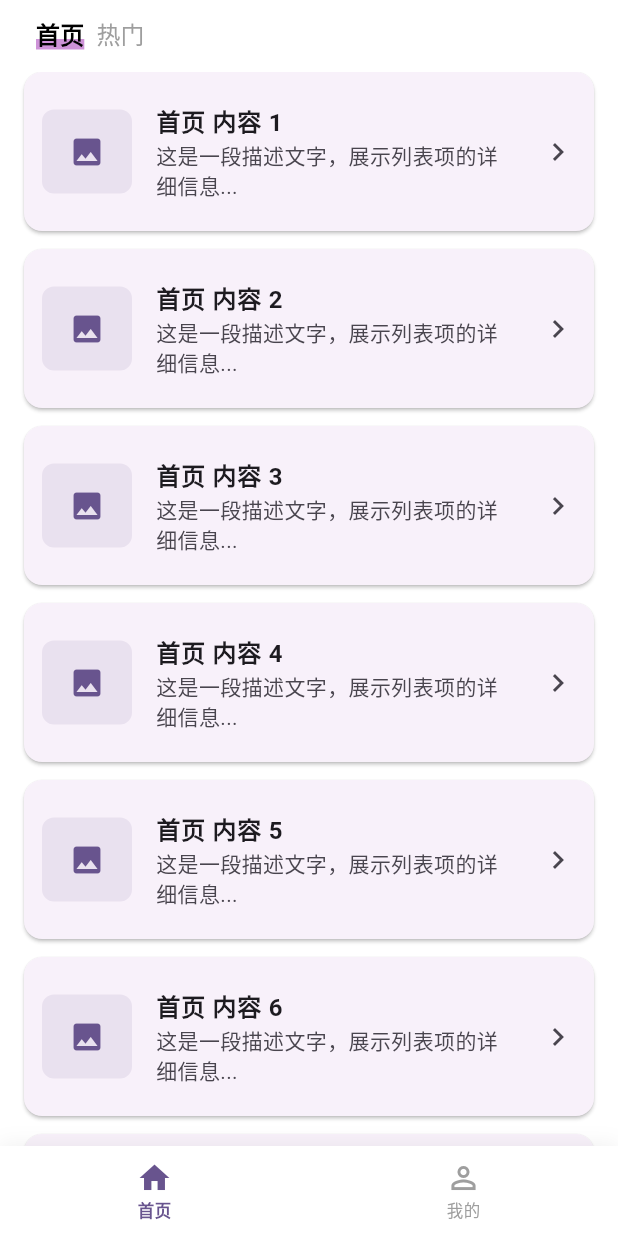
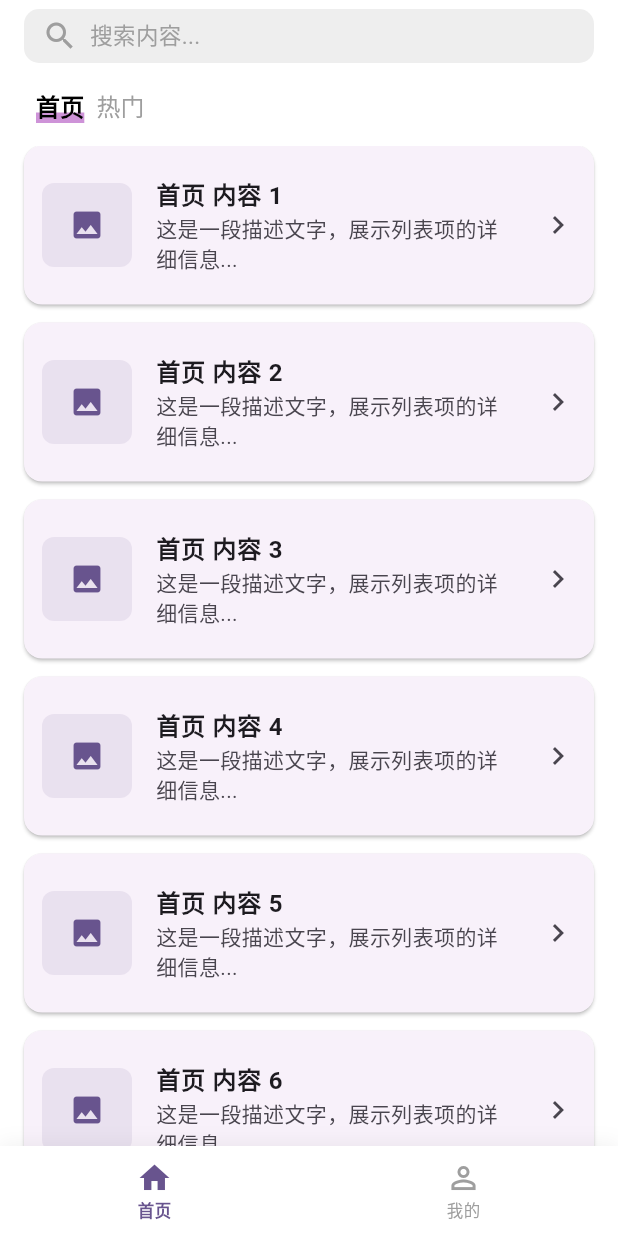
Before and after one commit to FixLater/lexi_grow, a Flutter app: the screen it shows after launch, on a phone screen of 412 x 824 dp. Run offline on Flutter 3.47's test engine with Material 3 defaults, Android fonts, the phone set to English and light mode, and no system bars; our stand-ins replace dio, fluttertoast, shared_preferences.

Commit message:
first commit

```diff
--- a/lib/pages/home/home_page.dart
+++ b/lib/pages/home/home_page.dart
@@ -9,29 +9,29 @@ class HomePage extends StatefulWidget {
 
 class _HomePageState extends State<HomePage> with SingleTickerProviderStateMixin {
   late TabController _tabController;
+  final ValueNotifier<bool> _showSearchBar = ValueNotifier(true);
+  double _lastOffset = 0.0;
+  DateTime _lastScrollTime = DateTime.now();
 
-  // 顶部导航配置 - 可以在这里添加或删除
-  final List<String> _tabs = [
-    '首页',
-    '热门',
-    // 可以继续添加更多
-    // '体育',
-    // '游戏',
-  ];
+  final List<String> _tabs = ['首页', '热门'];
 
   @override
   void initState() {
     super.initState();
-    _tabController = TabController(
-      length: _tabs.length,
-      vsync: this,
-    );
+    _tabController = TabController(length: _tabs.length, vsync: this);
   }
 
-  @override
-  void dispose() {
-    _tabController.dispose();
-    super.dispose();
+  void _onScroll(double offset) {
+    final now = DateTime.now();
+    if (now.difference(_lastScrollTime).inMilliseconds < 100) return; // 节流100ms
+    _lastScrollTime = now;
+
+    if (offset - _lastOffset > 5 && _showSearchBar.value) {
+      _showSearchBar.value = false;
+    } else if (_lastOffset - offset > 5 && !_showSearchBar.value) {
+      _showSearchBar.value = true;
+    }
+    _lastOffset = offset;
   }
 
   @override
@@ -39,67 +39,110 @@ class _HomePageState extends State<HomePage> with SingleTickerProviderStateMixin
     return Scaffold(
       backgroundColor: Colors.white,
       body: SafeArea(
-        child: Column(
-          children: [
-            // 顶部导航栏
-            _buildTopTabBar(),
-            // 内容区域
-            Expanded(
+        child: NestedScrollView(
+          headerSliverBuilder: (context, _) {
+            return [
+              SliverToBoxAdapter(child: _buildAnimatedSearchBar()),
+              SliverPersistentHeader(
+                pinned: true,
+                delegate: _SliverTabBarDelegate(
+                  tabBar: _buildTopTabBar(),
+                ),
+              ),
+            ];
+          },
+          body: NotificationListener<ScrollNotification>(
+            onNotification: (notification) {
+              if (notification is ScrollUpdateNotification &&
+                  notification.metrics.axis == Axis.vertical) {
+                _onScroll(notification.metrics.pixels);
+              }
+              return false;
+            },
             child: TabBarView(
               controller: _tabController,
               children: _tabs.map((tab) => _buildTabContent(tab)).toList(),
             ),
           ),
+        ),
+      ),
+    );
+  }
+
+  /// ✅ 搜索栏动画（使用 AnimatedSwitcher）
+  Widget _buildAnimatedSearchBar() {
+    return ValueListenableBuilder<bool>(
+      valueListenable: _showSearchBar,
+      builder: (context, show, _) {
+        return AnimatedSwitcher(
+          duration: const Duration(milliseconds: 250),
+          switchInCurve: Curves.easeOut,
+          switchOutCurve: Curves.easeIn,
+          transitionBuilder: (child, animation) =>
+              SizeTransition(sizeFactor: animation, child: child),
+          child: show
+              ? _buildSearchBar()
+              : const SizedBox.shrink(key: ValueKey('hidden')),
+        );
+      },
+    );
+  }
+
+  /// ✅ 顶部搜索框
+  Widget _buildSearchBar() {
+    return Container(
+      key: const ValueKey('searchBar'),
+      height: 48,
+      padding: const EdgeInsets.symmetric(horizontal: 16, vertical: 6),
+      child: Container(
+        decoration: BoxDecoration(
+          color: Colors.grey.shade200,
+          borderRadius: BorderRadius.circular(10),
+        ),
+        padding: const EdgeInsets.symmetric(horizontal: 12),
+        child: const Row(
+          children: [
+            Icon(Icons.search, color: Colors.grey),
+            SizedBox(width: 8),
+            Text('搜索内容...', style: TextStyle(color: Colors.grey, fontSize: 15)),
           ],
         ),
       ),
     );
   }
 
-  /// 构建顶部 TabBar
-  Widget _buildTopTabBar() {
-    return Container(
-      height: 48,
-      decoration: BoxDecoration(
-        color: Colors.white,
-      ),
-      child: TabBar(
+  /// ✅ 顶部 TabBar
+  TabBar _buildTopTabBar() {
+    return TabBar(
       controller: _tabController,
       isScrollable: true,
       tabAlignment: TabAlignment.start,
       labelColor: Colors.black,
       unselectedLabelColor: Colors.grey,
       dividerColor: Colors.transparent,
-        labelStyle: const TextStyle(
-          fontSize: 16,
-          fontWeight: FontWeight.bold,
-        ),
-        unselectedLabelStyle: const TextStyle(
-          fontSize: 16,
-          fontWeight: FontWeight.normal,
-        ),
-        indicatorColor: Theme.of(context).primaryColor,
+      labelStyle: const TextStyle(fontSize: 16, fontWeight: FontWeight.bold),
+      unselectedLabelStyle: const TextStyle(fontSize: 16, fontWeight: FontWeight.normal),
+      indicatorColor: Colors.purple,
       indicatorWeight: 3,
       indicatorSize: TabBarIndicatorSize.label,
       indicator: UnderlineTabIndicator(
         borderSide: BorderSide(
-            color: Colors.purple.shade200, // 直接使用淡紫色
+          color: Colors.purple.shade200,
           width: 7,
         ),
-          insets: const EdgeInsets.only(bottom: 15), // 调整这个值
+        insets: const EdgeInsets.only(bottom: 15),
       ),
       padding: const EdgeInsets.symmetric(horizontal: 20),
       labelPadding: const EdgeInsets.symmetric(horizontal: 4),
       tabs: _tabs.map((tab) => Tab(text: tab)).toList(),
-      ),
     );
   }
 
-  /// 构建 Tab 内容
+  /// ✅ Tab 内容
   Widget _buildTabContent(String tabName) {
     return ListView.builder(
-      padding: const EdgeInsets.fromLTRB(16, 0, 16, 16), // 上边距改为8
-      itemCount: 20,
+      padding: const EdgeInsets.fromLTRB(16, 0, 16, 16),
+      itemCount: 30,
       itemBuilder: (context, index) {
         return Card(
           margin: const EdgeInsets.only(bottom: 12),
@@ -112,17 +155,11 @@ class _HomePageState extends State<HomePage> with SingleTickerProviderStateMixin
                 color: Theme.of(context).primaryColor.withOpacity(0.1),
                 borderRadius: BorderRadius.circular(8),
               ),
-              child: Icon(
-                Icons.image,
-                color: Theme.of(context).primaryColor,
-              ),
+              child: Icon(Icons.image, color: Theme.of(context).primaryColor),
             ),
             title: Text(
               '$tabName 内容 ${index + 1}',
-              style: const TextStyle(
-                fontWeight: FontWeight.bold,
-                fontSize: 16,
-              ),
+              style: const TextStyle(fontWeight: FontWeight.bold, fontSize: 16),
             ),
             subtitle: const Text(
               '这是一段描述文字，展示列表项的详细信息...',
@@ -130,14 +167,31 @@ class _HomePageState extends State<HomePage> with SingleTickerProviderStateMixin
               overflow: TextOverflow.ellipsis,
             ),
             trailing: const Icon(Icons.chevron_right),
-            onTap: () {
-              ScaffoldMessenger.of(context).showSnackBar(
-                SnackBar(content: Text('点击了 $tabName 内容 ${index + 1}')),
-              );
-            },
           ),
         );
       },
     );
   }
 }
+
+/// ✅ 自定义 SliverPersistentHeaderDelegate，使 TabBar 可吸顶
+class _SliverTabBarDelegate extends SliverPersistentHeaderDelegate {
+  final TabBar tabBar;
+
+  _SliverTabBarDelegate({required this.tabBar});
+
+  @override
+  double get minExtent => tabBar.preferredSize.height;
+
+  @override
+  double get maxExtent => tabBar.preferredSize.height;
+
+  @override
+  Widget build(BuildContext context, double shrinkOffset, bool overlapsContent) {
+    return Container(color: Colors.white, child: tabBar);
+  }
+
+  @override
+  bool shouldRebuild(covariant _SliverTabBarDelegate oldDelegate) =>
+      oldDelegate.tabBar != tabBar;
+}
```
Also changed, not shown: 1 other file. Lines whose indentation alone changed are shown as unchanged.
